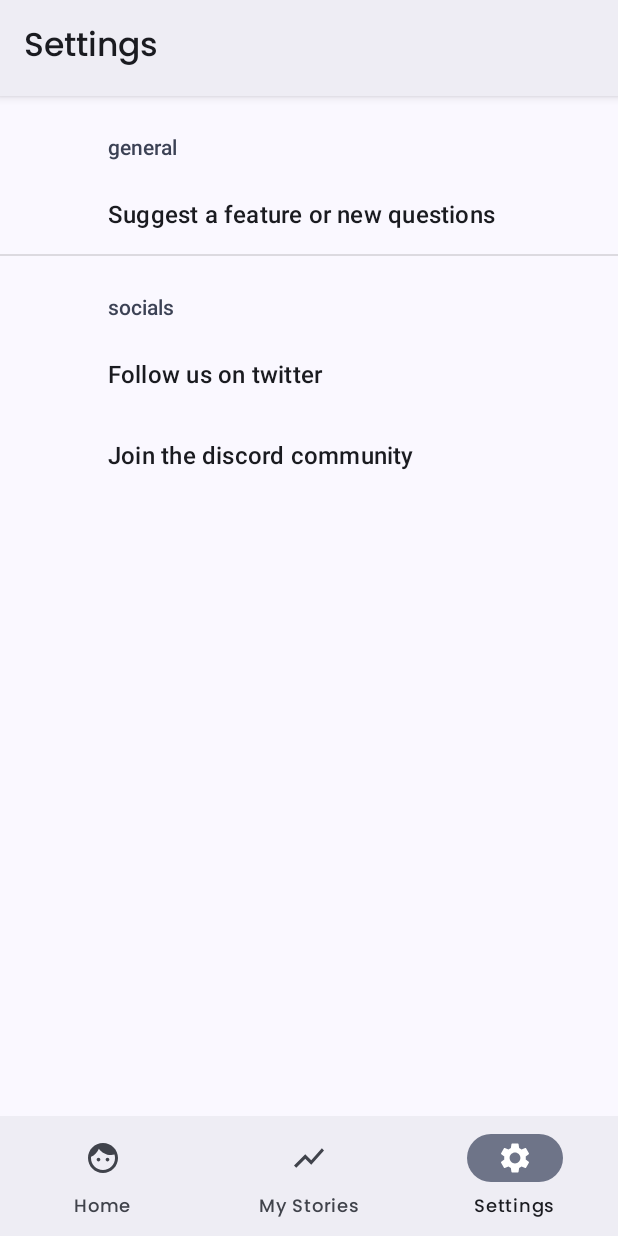
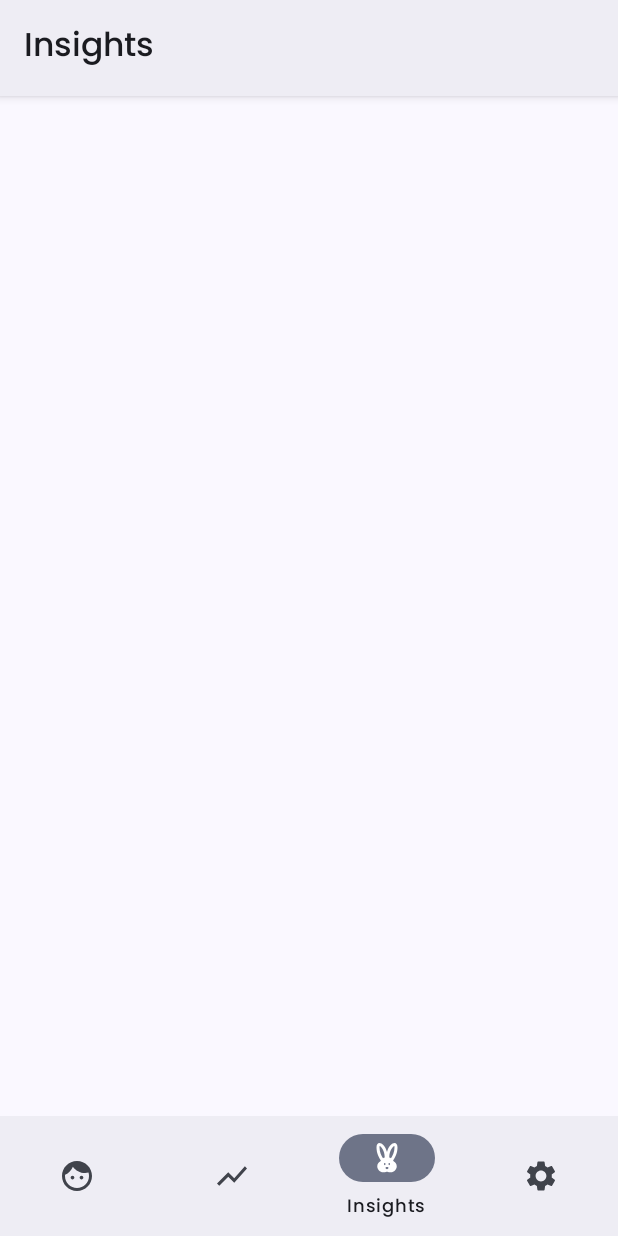
Before and after one commit to curioustale-app/android, an Android app: the screen it shows after launch once a user with an empty profile is signed in (MainActivity), item 3 of the bottom bar chosen, on a phone screen of 412 x 824 dp. Run offline under Robolectric (Android 15) with nearby library versions, the phone set to English and light mode, and no system bars; our stand-ins replace Firebase (no records; nobody signed in at launch, a user with empty details on screens opened directly), navigation-ui.

Commit message:
added insights section with data fetching

```diff
--- /dev/null
+++ b/app/src/main/java/app/curioustale/curioustale/repo/insights/FirebaseInsightRepository.java
@@ -0,0 +1,26 @@
+package app.curioustale.curioustale.repo.insights;
+
+import com.google.firebase.firestore.FirebaseFirestore;
+import com.google.firebase.firestore.Query;
+
+import app.curioustale.curioustale.models.Insight;
+import app.curioustale.curioustale.utils.FirebaseUtils;
+
+public class FirebaseInsightRepository implements InsightRepository {
+    private final FirebaseFirestore db;
+
+    public FirebaseInsightRepository() {
+        this.db = FirebaseFirestore.getInstance();
+    }
+
+    @Override
+    public void listInsights(InsightListListener listener) {
+        db.collection(FirebaseUtils.COLLECTION_INSIGHTS)
+                .orderBy("timestamp", Query.Direction.DESCENDING)
+                .limit(20)
+                .get()
+                .addOnSuccessListener(queryDocumentSnapshots ->
+                        listener.onInsightsListResult(queryDocumentSnapshots.toObjects(Insight.class)))
+                .addOnFailureListener(listener::onInsightsListError);
+    }
+}
--- /dev/null
+++ b/app/src/main/java/app/curioustale/curioustale/repo/insights/InsightRepository.java
@@ -0,0 +1,14 @@
+package app.curioustale.curioustale.repo.insights;
+
+import java.util.List;
+
+import app.curioustale.curioustale.models.Insight;
+
+public interface InsightRepository {
+    void listInsights(InsightListListener listener);
+
+    interface InsightListListener {
+        void onInsightsListResult(List<Insight> insights);
+        void onInsightsListError(Exception e);
+    }
+}
--- a/app/src/main/java/app/curioustale/curioustale/ui/MainActivity.java
+++ b/app/src/main/java/app/curioustale/curioustale/ui/MainActivity.java
@@ -30,7 +30,12 @@ public class MainActivity extends AppCompatActivity {
 
         // Passing each menu ID as a set of Ids because each
         // menu should be considered as top level destinations.
-        appBarConfiguration = new AppBarConfiguration.Builder(R.id.navigation_home, R.id.navigation_my_stories, R.id.navigation_settings).build();
+        appBarConfiguration = new AppBarConfiguration.Builder(
+                R.id.navigation_home,
+                R.id.navigation_my_stories,
+                R.id.navigation_insights,
+                R.id.navigation_settings
+        ).build();
         navController = Navigation.findNavController(this, R.id.nav_host_fragment_activity_main);
         NavigationUI.setupActionBarWithNavController(this, navController, appBarConfiguration);
         NavigationUI.setupWithNavController(binding.navView, navController);
--- /dev/null
+++ b/app/src/main/java/app/curioustale/curioustale/ui/insights/InsightsFragment.java
@@ -0,0 +1,58 @@
+package app.curioustale.curioustale.ui.insights;
+
+import android.content.Intent;
+import android.net.Uri;
+import android.os.Bundle;
+import android.view.LayoutInflater;
+import android.view.View;
+import android.view.ViewGroup;
+
+import androidx.annotation.NonNull;
+import androidx.fragment.app.Fragment;
+import androidx.lifecycle.ViewModelProvider;
+
+import java.util.List;
+
+import app.curioustale.curioustale.databinding.FragmentInsightsBinding;
+import app.curioustale.curioustale.models.Insight;
+import app.curioustale.curioustale.ui.insights.adapter.InsightsAdapter;
+
+public class InsightsFragment extends Fragment implements InsightsAdapter.OnInsightClickListener {
+    private FragmentInsightsBinding binding;
+    private InsightsViewModel viewModel;
+
+    @Override
+    public void onCreate(Bundle savedInstanceState) {
+        super.onCreate(savedInstanceState);
+        viewModel = new ViewModelProvider(requireActivity()).get(InsightsViewModel.class);
+    }
+
+    @Override
+    public View onCreateView(@NonNull LayoutInflater inflater, ViewGroup container,
+                             Bundle savedInstanceState) {
+        binding = FragmentInsightsBinding.inflate(inflater, container, false);
+        viewModel.getInsights().observe(getViewLifecycleOwner(), this::handleInsights);
+        return binding.getRoot();
+    }
+
+    private void handleInsights(List<Insight> insights) {
+        binding.progress.hide();
+        binding.rvMyInsights.setAdapter(new InsightsAdapter(insights, this));
+    }
+
+    @Override
+    public void onDestroyView() {
+        super.onDestroyView();
+        binding = null;
+    }
+
+    @Override
+    public void onInsightClicked(Insight insight) {
+        if (insight.getUrl().length() == 0) return;
+        startActivity(getIntentForUrl(insight.getUrl()));
+    }
+
+    private Intent getIntentForUrl(String url) {
+        return new Intent(Intent.ACTION_VIEW).setData(Uri.parse(url));
+    }
+}
--- /dev/null
+++ b/app/src/main/java/app/curioustale/curioustale/ui/insights/InsightsViewModel.java
@@ -0,0 +1,37 @@
+package app.curioustale.curioustale.ui.insights;
+
+import androidx.lifecycle.MutableLiveData;
+import androidx.lifecycle.ViewModel;
+
+import java.util.ArrayList;
+import java.util.List;
+
+import app.curioustale.curioustale.models.Insight;
+import app.curioustale.curioustale.repo.insights.FirebaseInsightRepository;
+import app.curioustale.curioustale.repo.insights.InsightRepository;
+
+public class InsightsViewModel extends ViewModel {
+    private final InsightRepository insightRepository;
+    private MutableLiveData<List<Insight>> insights;
+
+    public InsightsViewModel() {
+        insightRepository = new FirebaseInsightRepository();
+    }
+
+    public MutableLiveData<List<Insight>> getInsights() {
+        if (insights != null) return insights;
+        insights = new MutableLiveData<>();
+        insightRepository.listInsights(new InsightRepository.InsightListListener() {
+            @Override
+            public void onInsightsListResult(List<Insight> result) {
+                insights.postValue(result);
+            }
+
+            @Override
+            public void onInsightsListError(Exception e) {
+                insights.postValue(new ArrayList<>());
+            }
+        });
+        return insights;
+    }
+}
--- /dev/null
+++ b/app/src/main/java/app/curioustale/curioustale/ui/insights/adapter/InsightsAdapter.java
@@ -0,0 +1,56 @@
+package app.curioustale.curioustale.ui.insights.adapter;
+
+import android.view.LayoutInflater;
+import android.view.ViewGroup;
+
+import androidx.annotation.NonNull;
+import androidx.recyclerview.widget.RecyclerView;
+
+import java.util.List;
+
+import app.curioustale.curioustale.databinding.ItemInsightBinding;
+import app.curioustale.curioustale.models.Insight;
+
+public class InsightsAdapter extends RecyclerView.Adapter<InsightsAdapter.MyViewHolder> {
+    private final List<Insight> insights;
+    private final OnInsightClickListener listener;
+
+    public InsightsAdapter(List<Insight> insights, InsightsAdapter.OnInsightClickListener listener) {
+        this.insights = insights;
+        this.listener = listener;
+    }
+
+    @NonNull
+    @Override
+    public InsightsAdapter.MyViewHolder onCreateViewHolder(@NonNull ViewGroup parent, int viewType) {
+        ItemInsightBinding binding = ItemInsightBinding.inflate(LayoutInflater.from(parent.getContext()), parent, false);
+        return new MyViewHolder(binding);
+    }
+
+    @Override
+    public void onBindViewHolder(@NonNull InsightsAdapter.MyViewHolder holder, int position) {
+        Insight insight = insights.get(position);
+        holder.binding.tvTitle.setText(insight.getTitle());
+        holder.binding.tvSubtitle.setText(insight.getSubtitle());
+        holder.binding.tvTypeDate.setText(insight.getFormattedDayAndType());
+    }
+
+    @Override
+    public int getItemCount() {
+        return insights.size();
+    }
+
+    public interface OnInsightClickListener {
+        void onInsightClicked(Insight insight);
+    }
+
+    public class MyViewHolder extends RecyclerView.ViewHolder {
+        private final ItemInsightBinding binding;
+        public MyViewHolder(@NonNull ItemInsightBinding binding) {
+            super(binding.getRoot());
+            this.binding = binding;
+            this.binding.cvInsightItem.setOnClickListener(v ->
+                    listener.onInsightClicked(insights.get(getAdapterPosition())));
+        }
+    }
+}
--- /dev/null
+++ b/app/src/main/res/drawable/ic_insights.xml
@@ -0,0 +1,7 @@
+<vector xmlns:tools="http://schemas.android.com/tools"
+    android:height="24dp" android:tint="#000000"
+    android:viewportHeight="24" android:viewportWidth="24"
+    android:width="24dp" xmlns:android="http://schemas.android.com/apk/res/android">
+    <path android:fillColor="@android:color/white" android:pathData="M16.84,14.52c-0.26,-0.19 -0.62,-0.63 -0.79,-0.84C17.24,12.01 19,8.87 19,5c0,-1.95 -0.74,-3 -2,-3c-1.54,0 -3.96,2.06 -5,5.97C10.96,4.06 8.54,2 7,2C5.74,2 5,3.05 5,5c0,3.87 1.76,7.01 2.95,8.68c-0.17,0.21 -0.53,0.65 -0.79,0.84c-0.5,0.41 -1.66,1.37 -1.66,2.98c0,2.21 1.79,4 4,4c1.55,0 2.5,-0.56 2.5,-0.56s0.95,0.56 2.5,0.56c2.21,0 4,-1.79 4,-4C18.5,15.89 17.34,14.93 16.84,14.52zM9.35,12.2C8.34,10.7 7,8.12 7,5c0,-0.49 0.06,-0.8 0.12,-0.97c0.94,0.31 3.24,2.71 3.38,7.64C10.03,11.79 9.66,11.97 9.35,12.2zM10.5,16.75c-0.28,0 -0.5,-0.34 -0.5,-0.75c0,-0.41 0.22,-0.75 0.5,-0.75S11,15.59 11,16C11,16.41 10.78,16.75 10.5,16.75zM12,19.5c-0.55,0 -1,-0.72 -1,-1c0,-0.28 0.45,-0.5 1,-0.5s1,0.22 1,0.5C13,18.78 12.55,19.5 12,19.5zM13.5,16.75c-0.28,0 -0.5,-0.34 -0.5,-0.75c0,-0.41 0.22,-0.75 0.5,-0.75S14,15.59 14,16C14,16.41 13.78,16.75 13.5,16.75zM13.5,11.67c0.14,-4.93 2.44,-7.33 3.38,-7.64C16.94,4.2 17,4.51 17,5c0,3.12 -1.34,5.7 -2.35,7.2C14.34,11.97 13.97,11.79 13.5,11.67z"
+        tools:ignore="VectorPath" />
+</vector>
--- a/app/src/main/res/layout/fragment_home.xml
+++ b/app/src/main/res/layout/fragment_home.xml
@@ -27,6 +27,7 @@
             android:layout_margin="10dp"
             android:elevation="@dimen/elevation"
             app:cardCornerRadius="@dimen/radius"
+            android:visibility="gone"
             app:contentPaddingBottom="40dp"
             app:contentPaddingLeft="30dp"
             app:contentPaddingRight="30dp"
--- /dev/null
+++ b/app/src/main/res/layout/fragment_insights.xml
@@ -0,0 +1,33 @@
+<?xml version="1.0" encoding="utf-8"?>
+<LinearLayout xmlns:android="http://schemas.android.com/apk/res/android"
+    xmlns:app="http://schemas.android.com/apk/res-auto"
+    xmlns:tools="http://schemas.android.com/tools"
+    android:layout_width="match_parent"
+    android:layout_height="match_parent"
+    android:orientation="vertical"
+    tools:context=".ui.insights.InsightsFragment">
+
+    <com.google.android.material.progressindicator.LinearProgressIndicator
+        android:id="@+id/progress"
+        android:layout_width="match_parent"
+        android:layout_height="wrap_content"
+        android:indeterminate="true" />
+
+    <TextView
+        android:id="@+id/no_insights_text"
+        android:layout_width="match_parent"
+        android:layout_height="match_parent"
+        android:layout_margin="@dimen/margin_large"
+        android:gravity="center"
+        android:text="@string/no_story_error_text"
+        android:textAlignment="center"
+        android:textSize="@dimen/text_medium"
+        android:visibility="gone" />
+
+    <androidx.recyclerview.widget.RecyclerView
+        android:id="@+id/rv_my_insights"
+        android:layout_width="match_parent"
+        android:layout_height="wrap_content"
+        app:layoutManager="androidx.recyclerview.widget.LinearLayoutManager" />
+
+</LinearLayout>
--- a/app/src/main/res/menu/bottom_nav_menu.xml
+++ b/app/src/main/res/menu/bottom_nav_menu.xml
@@ -12,6 +12,11 @@
         android:title="@string/title_my_stories" />
 
     <item
+        android:id="@+id/navigation_insights"
+        android:icon="@drawable/ic_insights"
+        android:title="@string/title_insights" />
+
+    <item
         android:id="@+id/navigation_settings"
         android:icon="@drawable/ic_settings"
         android:title="@string/title_settings" />
--- a/app/src/main/res/navigation/mobile_navigation.xml
+++ b/app/src/main/res/navigation/mobile_navigation.xml
@@ -25,6 +25,12 @@
         tools:layout="@layout/fragment_stories" />
 
     <fragment
+        android:id="@+id/navigation_insights"
+        android:name="app.curioustale.curioustale.ui.insights.InsightsFragment"
+        android:label="@string/title_insights"
+        tools:layout="@layout/fragment_insights" />
+
+    <fragment
         android:id="@+id/navigation_settings"
         android:name="app.curioustale.curioustale.ui.settings.SettingsFragment"
         android:label="@string/title_settings" />
--- a/app/src/main/res/values/dimens.xml
+++ b/app/src/main/res/values/dimens.xml
@@ -4,9 +4,12 @@
     <item name="elevation" type="dimen">10dp</item>
     <item name="margin" type="dimen">10dp</item>
     <item name="margin_large" type="dimen">20dp</item>
+    <item name="gap" type="dimen">5dp</item>
+
 
     <item name="text_extra_large" type="dimen">40sp</item>
     <item name="text_large" type="dimen">24sp</item>
     <item name="text_medium" type="dimen">18sp</item>
     <item name="text_small" type="dimen">15sp</item>
+    <item name="text_extra_small" type="dimen">12sp</item>
 </resources>
--- a/app/src/main/res/values/strings.xml
+++ b/app/src/main/res/values/strings.xml
@@ -20,6 +20,7 @@
     <string name="answer_submit_success">Thanks for submitting your story</string>
     <string name="no_question_for_today_text">No Question for today!</string>
     <string name="no_story_error_text">No stories yet. Start exploring your next awesome story!</string>
+    <string name="no_insights_error_text">No insights yet. We will posting some soon!</string>
     <string name="answered_btn_text">answered</string>
     <string name="title_settings">Settings</string>
     <string name="socials_pref_category">socials</string>
@@ -31,4 +32,5 @@
     <string name="empty_suggestion_error">some words would be helpful</string>
     <string name="suggestion_submit_error">Failed to submit your suggestion</string>
     <string name="suggestion_success">thanks for the suggestion</string>
+    <string name="title_insights">Insights</string>
 </resources>
```
Also changed, not shown: app/src/main/java/app/curioustale/curioustale/config/PreferenceUtils.java (deleted, +0 -27 lines), app/src/main/java/app/curioustale/curioustale/models/Insight.java (added, +79 -0 lines), app/src/main/java/app/curioustale/curioustale/utils/DateTimeUtils.java (+3 -8 lines), app/src/main/res/layout/item_insight.xml (added, +49 -0 lines).
